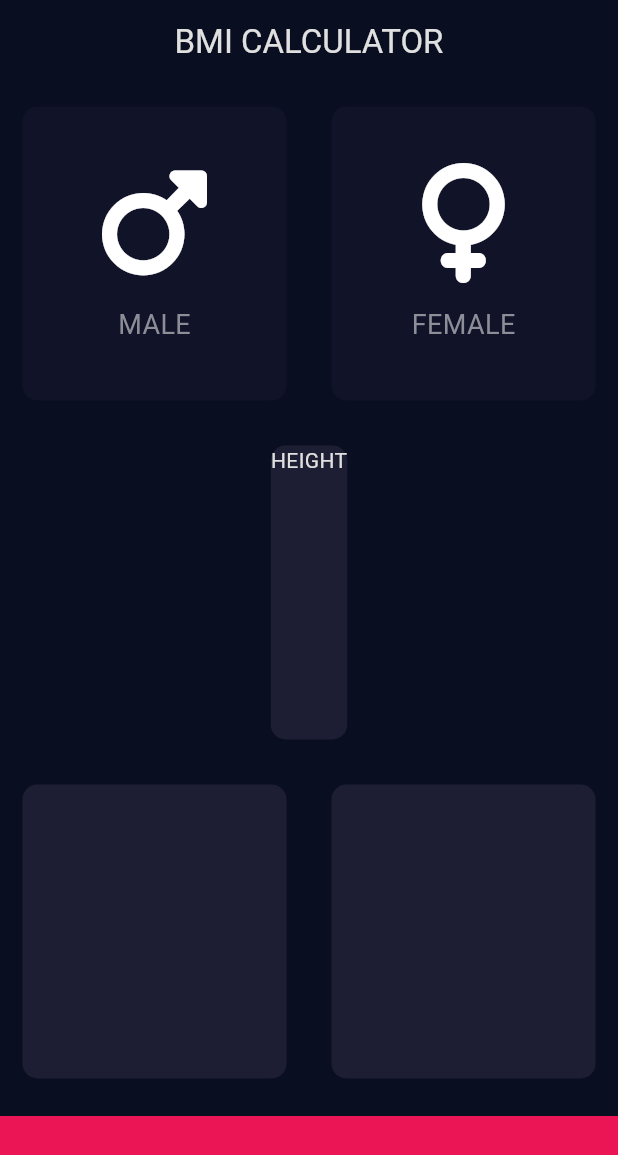
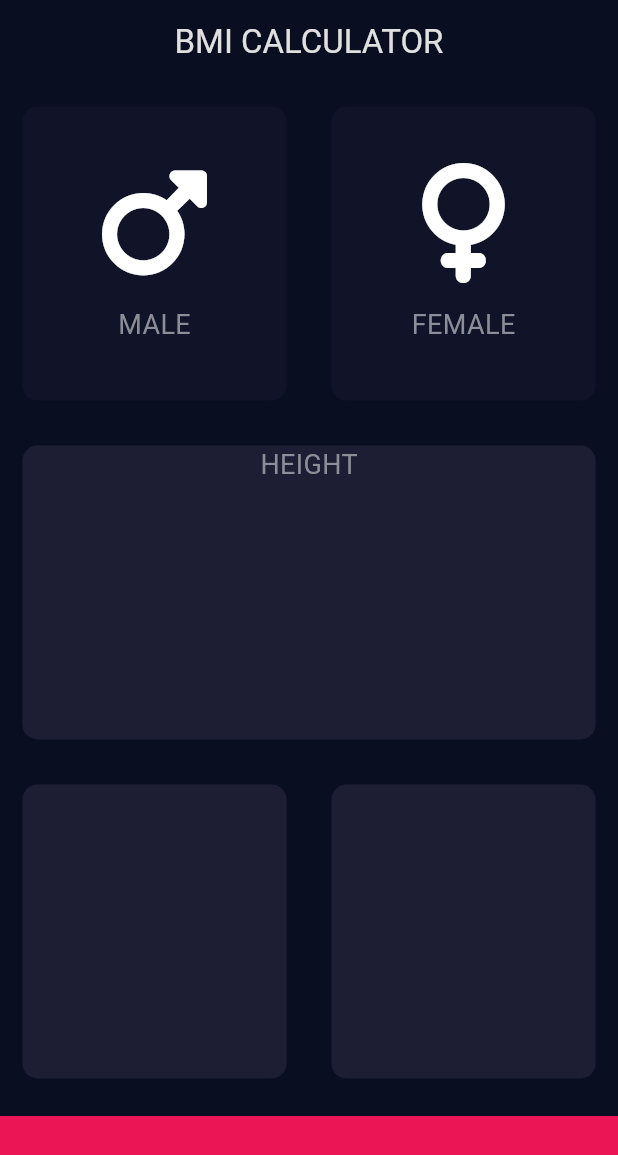
Before and after one commit to ChristianMC07/bmi_calculator, a Flutter app: the screen it shows after launch, on a phone screen of 412 x 824 dp. Shown: the top 1155 px of the screen. Run offline on Flutter 3.47's test engine with Material 3 defaults, Android fonts, the phone set to English and light mode, and no system bars; our stand-ins replace font_awesome_flutter.

Commit message:
stretching the width of the Column parent

```diff
--- a/lib/input_page.dart
+++ b/lib/input_page.dart
@@ -23,6 +23,7 @@ class _InputPageState extends State<InputPage> {
         title: Text('BMI CALCULATOR'),
       ),
       body: Column(
+        crossAxisAlignment: CrossAxisAlignment.stretch,
         children: [
           Expanded(
             child: Row(
@@ -67,7 +68,10 @@ class _InputPageState extends State<InputPage> {
               myColor: kActiveCardColor,
               cardChild: Column(
                 children: [
-                  Text("HEIGHT"),
+                  Text(
+                    "HEIGHT",
+                    style: kLabelTextStyle,
+                  ),
                 ],
               ),
             ),
```
